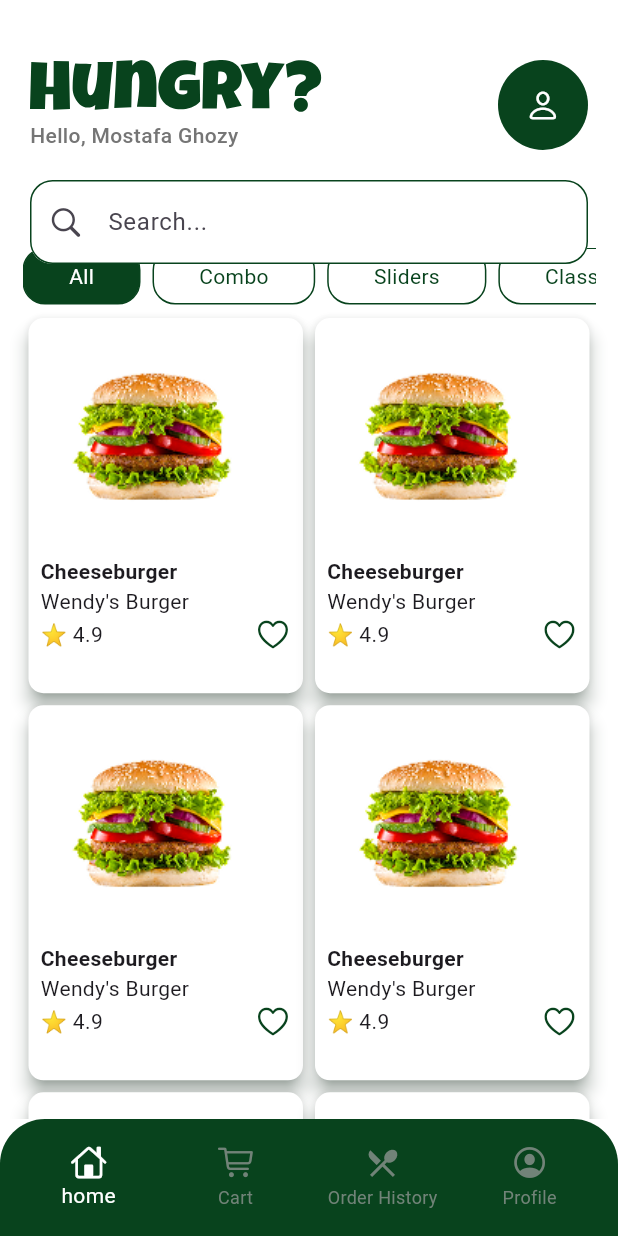
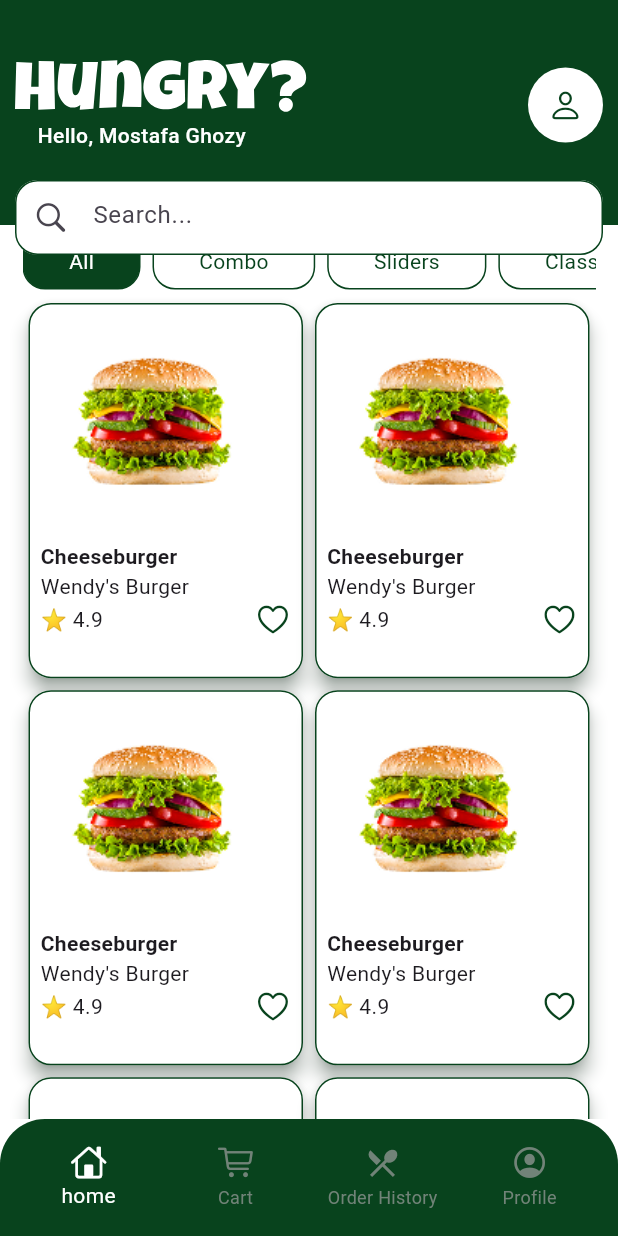
Before and after one commit to Mostafaghozy/AuraEats, a Flutter app: the screen it shows after launch, after a tap on "Login", after a tap on "Continue as a guest?", on a phone screen of 412 x 824 dp. Run offline on Flutter 3.47's test engine with Material 3 defaults, Android fonts, the phone set to English and light mode, and no system bars; our stand-ins replace device_preview, flutter_svg, gap, lottie.

```diff
--- a/lib/features/auth/views/login_view.dart
+++ b/lib/features/auth/views/login_view.dart
@@ -30,7 +30,7 @@ class LoginView extends StatelessWidget {
                 Gap(60),
                 Container(
                   height: 100,
-                  width: 350,
+                  width: 315,
                   decoration: BoxDecoration(
                     color: Colors.white,
                     border: Border.all(color: AppColors.primary, width: 5),
@@ -49,6 +49,7 @@ class LoginView extends StatelessWidget {
                         text: 'Welcome Back, Discover The Fast Food',
                         color: AppColors.primary,
                         size: 12,
+                        weight: FontWeight.w700,
                       ),
                     ],
                   ),
--- a/lib/features/home/views/home_view.dart
+++ b/lib/features/home/views/home_view.dart
@@ -35,12 +35,13 @@ class _HomeViewState extends State<HomeView> {
               elevation: 0,
               pinned: true,
               floating: false,
+
               scrolledUnderElevation: 0,
-              backgroundColor: Colors.white,
-              toolbarHeight: 160,
+              backgroundColor: AppColors.primary,
+              toolbarHeight: 150,
               automaticallyImplyLeading: false,
               flexibleSpace: Padding(
-                padding: const EdgeInsets.only(top: 40, right: 20, left: 20),
+                padding: const EdgeInsets.only(top: 40, right: 10, left: 10),
                 child: Column(children: [UserHeader(), Gap(20), SearchField()]),
               ),
             ),
--- a/lib/features/home/widgets/card_item.dart
+++ b/lib/features/home/widgets/card_item.dart
@@ -16,10 +16,15 @@ class CardItem extends StatelessWidget {
 
   @override
   Widget build(BuildContext context) {
-    return Card(
+    return Container(
+      decoration: BoxDecoration(),
+      child: Card(
         elevation: 5,
 
-      shape: RoundedRectangleBorder(borderRadius: BorderRadius.circular(10)),
+        shape: RoundedRectangleBorder(
+          borderRadius: BorderRadius.circular(15),
+          side: BorderSide(color: AppColors.primary, width: 1),
+        ),
         color: Colors.white,
         shadowColor: AppColors.primary,
         child: Padding(
@@ -41,6 +46,7 @@ class CardItem extends StatelessWidget {
             ],
           ),
         ),
+      ),
     );
   }
 }
--- a/lib/features/home/widgets/food_category.dart
+++ b/lib/features/home/widgets/food_category.dart
@@ -6,7 +6,7 @@ import 'package:flutter/material.dart';
 import 'package:aura_eats/shared/custom_text.dart';
 
 class FoodCategory extends StatefulWidget {
-  FoodCategory({
+  const FoodCategory({
     super.key,
     required this.selectedIndex,
     required this.category,
--- a/lib/features/home/widgets/search_field.dart
+++ b/lib/features/home/widgets/search_field.dart
@@ -7,11 +7,8 @@ class SearchField extends StatelessWidget {
 
   @override
   Widget build(BuildContext context) {
-    return Material(
-      shadowColor: Colors.white,
-
-      borderRadius: BorderRadius.circular(15),
-
+    return SizedBox(
+      height: 50,
       child: TextField(
         decoration: InputDecoration(
           prefixIcon: Icon(CupertinoIcons.search),
--- a/lib/features/home/widgets/user_header.dart
+++ b/lib/features/home/widgets/user_header.dart
@@ -15,26 +15,25 @@ class UserHeader extends StatelessWidget {
         Column(
           crossAxisAlignment: CrossAxisAlignment.start,
           children: [
-            SvgPicture.asset(
-              "assets/logo/Hungry_.svg",
-              color: AppColors.primary,
-              height: 35,
-            ),
+            SvgPicture.asset("assets/logo/Hungry_.svg", height: 35),
             Gap(5),
 
-            CustomText(
-              text: "Hello, Mostafa Ghozy",
-              size: 14,
-              weight: FontWeight.w500,
-              color: Colors.grey.shade600,
+            Padding(
+              padding: const EdgeInsets.symmetric(horizontal: 15),
+              child: CustomText(
+                text: "Hello, Mostafa Ghozy",
+                size: 14,
+                weight: FontWeight.w500,
+                color: Colors.white,
+              ),
             ),
           ],
         ),
         Spacer(),
         CircleAvatar(
-          radius: 30,
-          child: Icon(CupertinoIcons.person, color: Colors.white),
-          backgroundColor: AppColors.primary,
+          radius: 25,
+          backgroundColor: Colors.white,
+          child: Icon(CupertinoIcons.person, color: AppColors.primary),
         ),
       ],
     );
--- a/lib/shared/custom_textField.dart
+++ b/lib/shared/custom_textField.dart
@@ -18,26 +18,43 @@ class CustomTextfield extends StatefulWidget {
 }
 
 class _CustomTextfieldState extends State<CustomTextfield> {
-  late bool _obscureText;
+  late bool _isObscure;
+
   @override
   void initState() {
-    _obscureText = widget.isPassword;
     super.initState();
+    _isObscure = widget.isPassword;
   }
 
-  void _togglePassword() {
+  void _toggleObscure() {
     setState(() {
-      _obscureText = !_obscureText;
+      _isObscure = !_isObscure;
     });
   }
 
   @override
   Widget build(BuildContext context) {
-    return TextFormField(
+    return Container(
+      decoration: BoxDecoration(
+        borderRadius: BorderRadius.circular(10),
+        boxShadow: [
+          BoxShadow(
+            color: AppColors.primary.withOpacity(0.25),
+            blurRadius: 10,
+            offset: const Offset(0, 10),
+          ),
+        ],
+      ),
+      child: TextFormField(
+        style: TextStyle(
+          color: AppColors.primary,
+          fontSize: 16,
+          fontWeight: FontWeight.w700,
+        ),
+
         cursorColor: AppColors.primary,
-
         cursorHeight: 20,
-      obscureText: _obscureText,
+        obscureText: _isObscure,
         controller: widget.controller,
         validator: (v) {
           if (v == null || v.isEmpty) {
@@ -47,12 +64,30 @@ class _CustomTextfieldState extends State<CustomTextfield> {
         },
         decoration: InputDecoration(
           suffixIcon: widget.isPassword
-            ? GestureDetector(
-                onTap: _togglePassword,
-                child: Icon(CupertinoIcons.eye, color: AppColors.primary),
+              ? IconButton(
+                  onPressed: _toggleObscure,
+                  icon: Icon(
+                    size: 20,
+                    _isObscure
+                        ? CupertinoIcons.eye_slash_fill
+                        : CupertinoIcons.eye_solid,
+                  ),
                 )
               : null,
-
+          suffixIconColor: AppColors.primary,
+          errorStyle: TextStyle(
+            color: Colors.white,
+            fontSize: 12,
+            fontWeight: FontWeight.w600,
+          ),
+          errorBorder: OutlineInputBorder(
+            borderSide: BorderSide(color: Colors.red.shade700),
+            borderRadius: BorderRadius.circular(10),
+          ),
+          focusedErrorBorder: OutlineInputBorder(
+            borderSide: BorderSide(color: Colors.red.shade700, width: 2),
+            borderRadius: BorderRadius.circular(10),
+          ),
           enabledBorder: OutlineInputBorder(
             borderSide: BorderSide(color: Colors.white),
             borderRadius: BorderRadius.circular(10),
@@ -62,9 +97,18 @@ class _CustomTextfieldState extends State<CustomTextfield> {
             borderRadius: BorderRadius.circular(10),
           ),
           hintText: widget.hint,
-        hintStyle: TextStyle(color: AppColors.primary),
+          hintStyle: TextStyle(
+            color: AppColors.primary,
+            fontSize: 13,
+            fontWeight: FontWeight.w700,
+          ),
           fillColor: Colors.white,
           filled: true,
+          contentPadding: const EdgeInsets.symmetric(
+            horizontal: 14,
+            vertical: 16,
+          ),
+        ),
       ),
     );
   }
```
Lines whose indentation alone changed are shown as unchanged.
